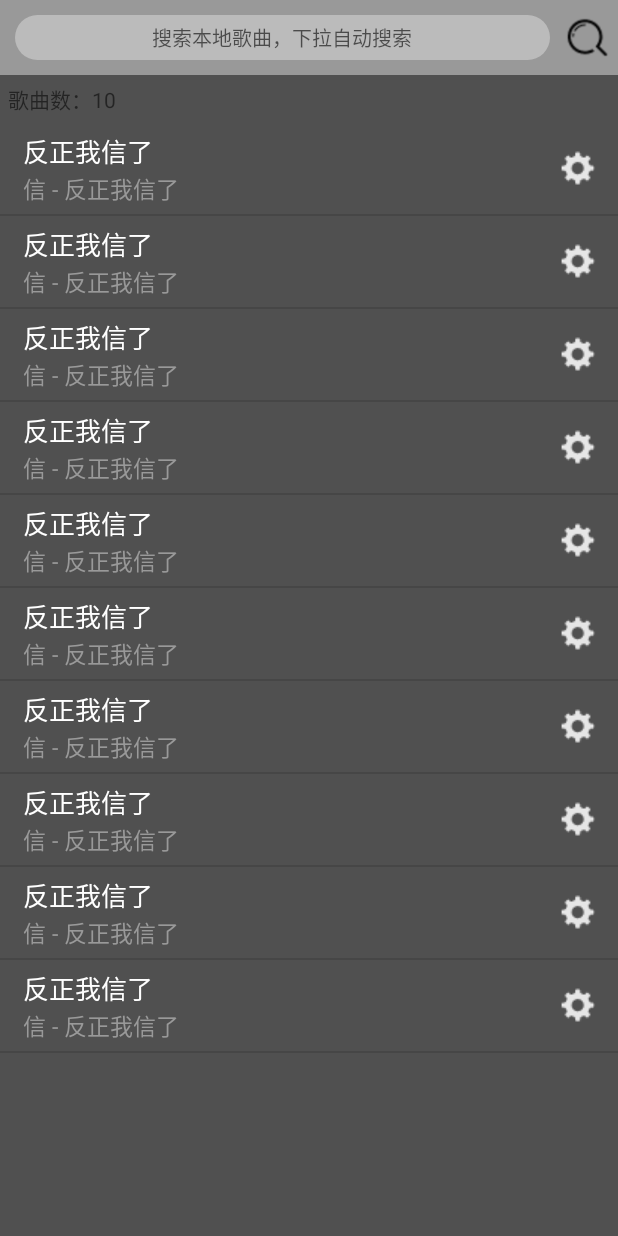
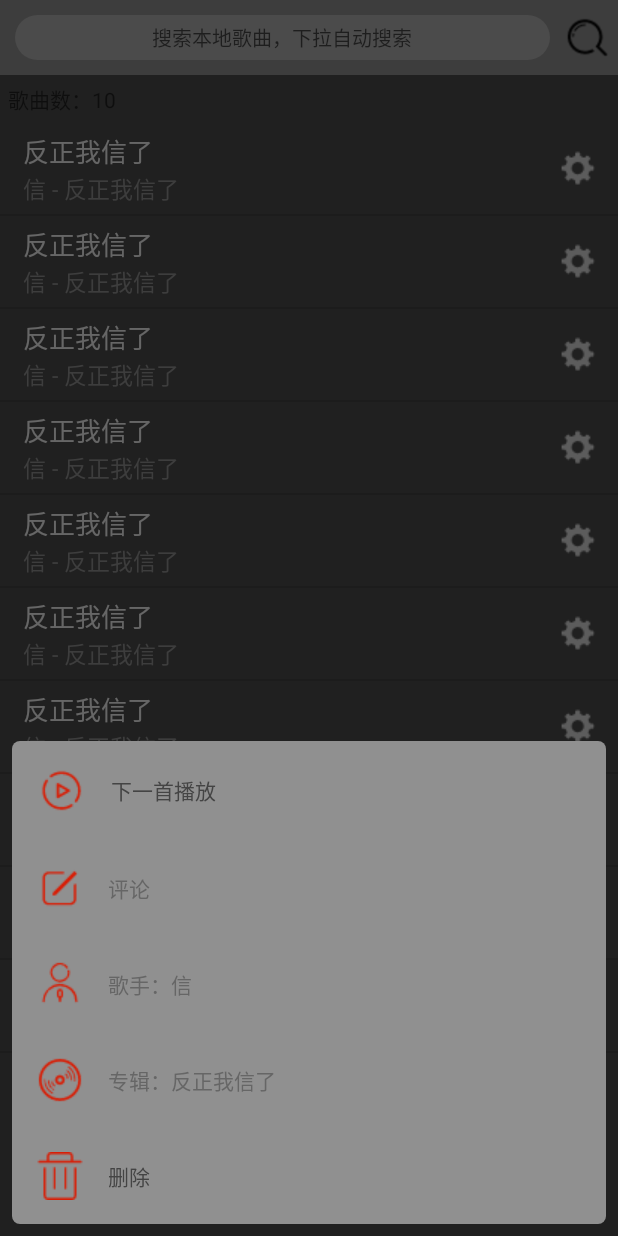
Before and after one commit to Xiong-JiaHao/SHIN_Music, an Android app: the fragment Fragment_Local shown on its own in the app's theme, after a tap on an icon or button, on a phone screen of 412 x 824 dp. Run offline under Robolectric (Android 15) with nearby library versions, the phone set to English and light mode, and no system bars.

Commit message:
更新了底部弹出界面

```diff
--- a/app/src/main/java/com/gin/xjh/shin_music/adapter/musicRecyclerViewAdapter.java
+++ b/app/src/main/java/com/gin/xjh/shin_music/adapter/musicRecyclerViewAdapter.java
@@ -1,7 +1,9 @@
 package com.gin.xjh.shin_music.adapter;
 
+import android.app.Dialog;
 import android.content.Context;
 import android.support.v7.widget.RecyclerView;
+import android.view.Gravity;
 import android.view.LayoutInflater;
 import android.view.View;
 import android.view.ViewGroup;
@@ -11,6 +13,7 @@ import android.widget.Toast;
 
 import com.gin.xjh.shin_music.R;
 import com.gin.xjh.shin_music.bean.Song;
+import com.gin.xjh.shin_music.util.DensityUtil;
 
 import java.util.List;
 
@@ -68,9 +71,22 @@ public class musicRecyclerViewAdapter extends RecyclerView.Adapter<musicRecycler
             sz.setOnClickListener(new View.OnClickListener() {
                 @Override
                 public void onClick(View v) {
-                    Toast.makeText(context, "check", Toast.LENGTH_SHORT).show();
+                    showbottomDialog();
                 }
             });
         }
     }
+
+    private void showbottomDialog() {
+        Dialog bottomDialog = new Dialog(context, R.style.BottomDialog);
+        View contentView = LayoutInflater.from(context).inflate(R.layout.dialog_content_circle, null);
+        bottomDialog.setContentView(contentView);
+        ViewGroup.MarginLayoutParams params = (ViewGroup.MarginLayoutParams) contentView.getLayoutParams();
+        params.width = context.getResources().getDisplayMetrics().widthPixels - DensityUtil.dp2px(context, 16f);
+        params.bottomMargin = DensityUtil.dp2px(context, 8f);
+        contentView.setLayoutParams(params);
+        bottomDialog.getWindow().setGravity(Gravity.BOTTOM);
+        bottomDialog.getWindow().setWindowAnimations(R.style.BottomDialog_Animation);
+        bottomDialog.show();
+    }
 }
--- /dev/null
+++ b/app/src/main/java/com/gin/xjh/shin_music/util/DensityUtil.java
@@ -0,0 +1,57 @@
+package com.gin.xjh.shin_music.util;
+
+import android.content.Context;
+import android.util.TypedValue;
+
+/**
+ * Created by XiaoJianjun on 2016/9/1.
+ * 像素转换工具类.
+ */
+public class DensityUtil {
+    /**
+     * dp转px
+     *
+     * @param context
+     * @param dpVal
+     * @return
+     */
+    public static int dp2px(Context context, float dpVal) {
+        return (int) TypedValue.applyDimension(TypedValue.COMPLEX_UNIT_DIP, dpVal,
+                context.getResources().getDisplayMetrics());
+    }
+
+    /**
+     * sp转px
+     *
+     * @param context
+     * @param spVal
+     * @return
+     */
+    public static int sp2px(Context context, float spVal) {
+        return (int) TypedValue.applyDimension(TypedValue.COMPLEX_UNIT_SP, spVal,
+                context.getResources().getDisplayMetrics());
+    }
+
+    /**
+     * px转dp
+     *
+     * @param context
+     * @param pxVal
+     * @return
+     */
+    public static float px2dp(Context context, float pxVal) {
+        final float scale = context.getResources().getDisplayMetrics().density;
+        return (pxVal / scale);
+    }
+
+    /**
+     * px转sp
+     *
+     * @param pxVal
+     * @param pxVal
+     * @return
+     */
+    public static float px2sp(Context context, float pxVal) {
+        return (pxVal / context.getResources().getDisplayMetrics().scaledDensity);
+    }
+}
--- /dev/null
+++ b/app/src/main/res/anim/translate_dialog_in.xml
@@ -0,0 +1,7 @@
+<?xml version="1.0" encoding="utf-8"?>
+<translate xmlns:android="http://schemas.android.com/apk/res/android"
+    android:duration="300"
+    android:fromXDelta="0"
+    android:fromYDelta="100%"
+    android:toXDelta="0"
+    android:toYDelta="0"></translate>
--- /dev/null
+++ b/app/src/main/res/anim/translate_dialog_out.xml
@@ -0,0 +1,7 @@
+<?xml version="1.0" encoding="utf-8"?>
+<translate xmlns:android="http://schemas.android.com/apk/res/android"
+    android:duration="300"
+    android:fromXDelta="0"
+    android:fromYDelta="0"
+    android:toXDelta="0"
+    android:toYDelta="100%"></translate>
--- /dev/null
+++ b/app/src/main/res/layout/dialog_content_circle.xml
@@ -0,0 +1,78 @@
+<?xml version="1.0" encoding="utf-8"?>
+<LinearLayout xmlns:android="http://schemas.android.com/apk/res/android"
+    android:layout_width="match_parent"
+    android:layout_height="wrap_content"
+    android:background="@drawable/btn_black"
+    android:orientation="vertical">
+
+    <TextView
+        android:id="@+id/ic_play"
+        android:layout_width="match_parent"
+        android:layout_height="wrap_content"
+        android:background="?android:attr/selectableItemBackground"
+        android:clickable="true"
+        android:drawableLeft="@drawable/ic_play"
+        android:drawablePadding="16dp"
+        android:gravity="center_vertical"
+        android:padding="16dp"
+        android:text="下一首播放"
+        android:textColor="@color/Check"
+        android:textSize="14sp" />
+
+    <TextView
+        android:id="@+id/ic_comment"
+        android:layout_width="match_parent"
+        android:layout_height="wrap_content"
+        android:background="?android:attr/selectableItemBackground"
+        android:clickable="false"
+        android:drawableLeft="@drawable/ic_comment"
+        android:drawablePadding="16dp"
+        android:gravity="center_vertical"
+        android:padding="16dp"
+        android:text="评论"
+        android:textColor="@color/UnCheck"
+        android:textSize="14sp" />
+
+    <TextView
+        android:id="@+id/ic_singer"
+        android:layout_width="match_parent"
+        android:layout_height="wrap_content"
+        android:background="?android:attr/selectableItemBackground"
+        android:clickable="false"
+        android:drawableLeft="@drawable/ic_singer"
+        android:drawablePadding="16dp"
+        android:gravity="center_vertical"
+        android:padding="16dp"
+        android:text="歌手：信"
+        android:textColor="@color/UnCheck"
+        android:textSize="14sp" />
+
+    <TextView
+        android:id="@+id/ic_album"
+        android:layout_width="match_parent"
+        android:layout_height="wrap_content"
+        android:background="?android:attr/selectableItemBackground"
+        android:clickable="false"
+        android:drawableLeft="@drawable/ic_album"
+        android:drawablePadding="16dp"
+        android:gravity="center_vertical"
+        android:padding="16dp"
+        android:text="专辑：反正我信了"
+        android:textColor="@color/UnCheck"
+        android:textSize="14sp" />
+
+
+    <TextView
+        android:id="@+id/ic_delete"
+        android:layout_width="match_parent"
+        android:layout_height="wrap_content"
+        android:background="?android:attr/selectableItemBackground"
+        android:clickable="true"
+        android:drawableLeft="@drawable/ic_delete"
+        android:drawablePadding="16dp"
+        android:gravity="center_vertical"
+        android:padding="16dp"
+        android:text="删除"
+        android:textColor="@color/Check"
+        android:textSize="14sp" />
+</LinearLayout>
--- a/app/src/main/res/values/colors.xml
+++ b/app/src/main/res/values/colors.xml
@@ -6,4 +6,6 @@
     <color name="Ilike">#262626</color>
     <color name="FragmentBGColor">#505050</color>
     <color name="FindColor">#999999</color>
+    <color name="UnCheck">#666666</color>
+    <color name="Check">#444444</color>
 </resources>
--- a/app/src/main/res/values/styles.xml
+++ b/app/src/main/res/values/styles.xml
@@ -8,4 +8,15 @@
         <item name="colorAccent">@color/colorAccent</item>
     </style>
 
+
+    <style name="BottomDialog" parent="@style/Base.V7.Theme.AppCompat.Light.Dialog">
+        <item name="android:windowNoTitle">true</item>
+        <item name="android:windowBackground">@android:color/transparent</item>
+    </style>
+
+    <style name="BottomDialog.Animation" parent="Animation.AppCompat.Dialog">
+        <item name="android:windowEnterAnimation">@anim/translate_dialog_in</item>
+        <item name="android:windowExitAnimation">@anim/translate_dialog_out</item>
+    </style>
+
 </resources>
```
Also changed, not shown: app/src/main/res/drawable/ic_album.png (added), app/src/main/res/drawable/ic_comment.png (added), app/src/main/res/drawable/ic_delete.png (added), app/src/main/res/drawable/ic_play.png (added), app/src/main/res/drawable/ic_singer.png (added).
